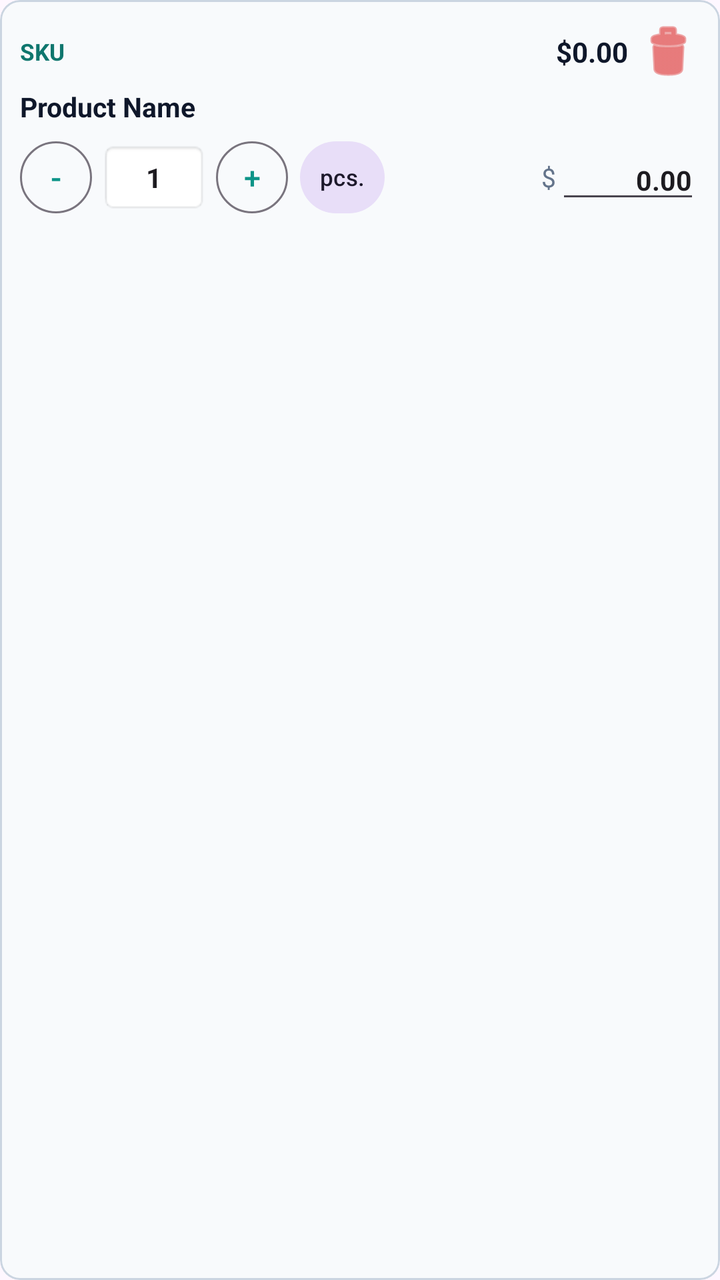
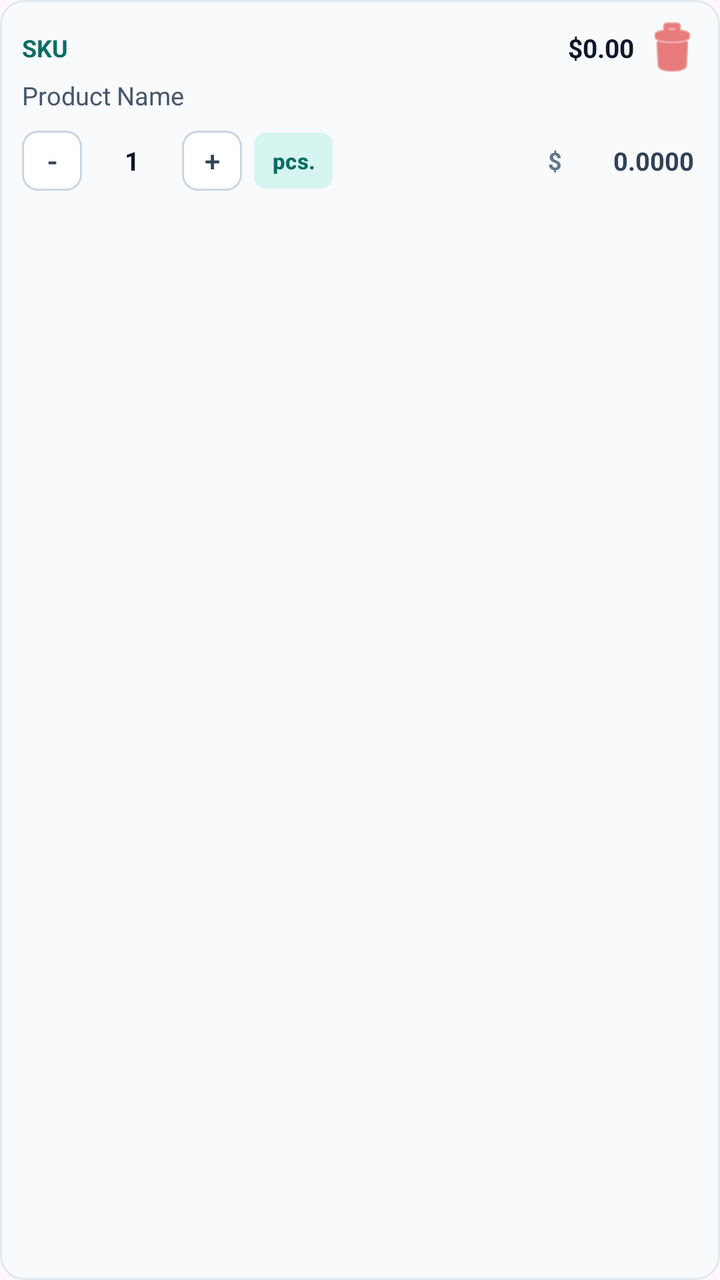

The first picture is an Android layout as it rendered before a commit; the second is the same layout after the commit. The layout source and the unified diff follow.
<!-- AndroidManifest.xml: application theme Theme.InFlowPremium -->
<!-- res/layout/item_order_line.xml -->
<?xml version="1.0" encoding="utf-8"?>
<com.google.android.material.card.MaterialCardView xmlns:android="http://schemas.android.com/apk/res/android"
    xmlns:app="http://schemas.android.com/apk/res-auto"
    android:layout_width="match_parent"
    android:layout_height="wrap_content"
    android:layout_marginBottom="8dp"
    app:cardBackgroundColor="#F8FAFC"
    app:cardCornerRadius="10dp"
    app:strokeColor="@color/border"
    app:strokeWidth="1dp">

    <LinearLayout
        android:layout_width="match_parent"
        android:layout_height="wrap_content"
        android:orientation="vertical"
        android:padding="10dp">

        <LinearLayout
            android:layout_width="match_parent"
            android:layout_height="wrap_content"
            android:gravity="center_vertical"
            android:orientation="horizontal">

            <TextView
                android:id="@+id/tvLineSku"
                android:layout_width="wrap_content"
                android:layout_height="wrap_content"
                android:text="SKU"
                android:textColor="@color/primary_dark"
                android:textSize="11.5sp"
                android:textStyle="bold" />

            <View
                android:layout_width="0dp"
                android:layout_height="1dp"
                android:layout_weight="1" />

            <TextView
                android:id="@+id/tvLineSubtotal"
                android:layout_width="wrap_content"
                android:layout_height="wrap_content"
                android:text="$0.00"
                android:textColor="@color/black"
                android:textSize="14sp"
                android:textStyle="bold" />

            <ImageButton
                android:id="@+id/btnDeleteLine"
                android:layout_width="32dp"
                android:layout_height="32dp"
                android:layout_marginStart="4dp"
                android:background="?attr/selectableItemBackgroundBorderless"
                android:contentDescription="Remove item"
                android:src="@android:drawable/ic_menu_delete"
                app:tint="@color/cancel_red" />
        </LinearLayout>

        <TextView
            android:id="@+id/tvLineName"
            android:layout_width="match_parent"
            android:layout_height="wrap_content"
            android:layout_marginTop="2dp"
            android:text="Product Name"
            android:textColor="@color/black"
            android:textSize="13.5sp"
            android:textStyle="bold" />

        <LinearLayout
            android:layout_width="match_parent"
            android:layout_height="wrap_content"
            android:layout_marginTop="8dp"
            android:gravity="center_vertical"
            android:orientation="horizontal">

            <com.google.android.material.button.MaterialButton
                android:id="@+id/btnQtyMinus"
                style="@style/Widget.Material3.Button.OutlinedButton"
                android:layout_width="36dp"
                android:layout_height="36dp"
                android:insetTop="0dp"
                android:insetBottom="0dp"
                android:minWidth="0dp"
                android:padding="0dp"
                android:text="-"
                android:textSize="16sp" />

            <EditText
                android:id="@+id/etLineQty"
                android:layout_width="54dp"
                android:layout_height="36dp"
                android:layout_marginHorizontal="4dp"
                android:background="@android:drawable/editbox_background_normal"
                android:gravity="center"
                android:inputType="numberDecimal"
                android:padding="2dp"
                android:text="1"
                android:textSize="13.5sp"
                android:textStyle="bold" />

            <com.google.android.material.button.MaterialButton
                android:id="@+id/btnQtyPlus"
                style="@style/Widget.Material3.Button.OutlinedButton"
                android:layout_width="36dp"
                android:layout_height="36dp"
                android:insetTop="0dp"
                android:insetBottom="0dp"
                android:minWidth="0dp"
                android:padding="0dp"
                android:text="+"
                android:textSize="15sp" />

            <com.google.android.material.button.MaterialButton
                android:id="@+id/btnLineUom"
                style="@style/Widget.Material3.Button.TonalButton"
                android:layout_width="wrap_content"
                android:layout_height="36dp"
                android:layout_marginStart="6dp"
                android:insetTop="0dp"
                android:insetBottom="0dp"
                android:minWidth="0dp"
                android:paddingHorizontal="10dp"
                android:text="pcs."
                android:textSize="11.5sp" />

            <View
                android:layout_width="0dp"
                android:layout_height="1dp"
                android:layout_weight="1" />

            <TextView
                android:layout_width="wrap_content"
                android:layout_height="wrap_content"
                android:text="$"
                android:textColor="@color/gray"
                android:textSize="13sp" />

            <EditText
                android:id="@+id/etLinePrice"
                android:layout_width="72dp"
                android:layout_height="36dp"
                android:gravity="end|center_vertical"
                android:inputType="numberDecimal"
                android:paddingHorizontal="4dp"
                android:text="0.00"
                android:textSize="13.5sp"
                android:textStyle="bold" />
        </LinearLayout>

    </LinearLayout>
</com.google.android.material.card.MaterialCardView>
<!-- resources referenced by this layout -->
<resources>
  <color name="black">#0F172A</color>
  <color name="border">#CBD5E1</color>
  <color name="cancel_red">#DC2626</color>
  <color name="gray">#64748B</color>
  <color name="primary_dark">#0F766E</color>
  <style name="Theme.InFlowPremium" parent="Theme.Material3.Light.NoActionBar">
          <item name="colorPrimary">@color/primary</item>
          <item name="colorPrimaryDark">@color/primary_dark</item>
          <item name="colorSecondary">@color/accent</item>
          <item name="android:statusBarColor">@android:color/transparent</item>
          <item name="android:windowLightStatusBar" tools:targetApi="m">true</item>
          <item name="android:navigationBarColor">@android:color/transparent</item>
          <item name="android:windowLightNavigationBar" tools:targetApi="o_mr1">true</item>
          <item name="android:enforceNavigationBarContrast" tools:targetApi="q">false</item>
          <item name="android:enforceStatusBarContrast" tools:targetApi="q">false</item>
      </style>
  <color name="primary">#0D9488</color>
  <color name="accent">#10B981</color>
</resources>

<!-- the commit's change to res/layout/item_order_line.xml (unified diff, before → after) -->
@@ -5,15 +5,15 @@
     android:layout_height="wrap_content"
     android:layout_marginBottom="8dp"
     app:cardBackgroundColor="#F8FAFC"
-    app:cardCornerRadius="10dp"
-    app:strokeColor="@color/border"
+    app:cardCornerRadius="12dp"
+    app:strokeColor="#E2E8F0"
     app:strokeWidth="1dp">
 
     <LinearLayout
         android:layout_width="match_parent"
         android:layout_height="wrap_content"
         android:orientation="vertical"
-        android:padding="10dp">
+        android:padding="11dp">
 
         <LinearLayout
             android:layout_width="match_parent"
@@ -23,32 +23,28 @@
 
             <TextView
                 android:id="@+id/tvLineSku"
-                android:layout_width="wrap_content"
+                android:layout_width="0dp"
                 android:layout_height="wrap_content"
+                android:layout_weight="1"
                 android:text="SKU"
-                android:textColor="@color/primary_dark"
-                android:textSize="11.5sp"
+                android:textColor="#0A6C62"
+                android:textSize="12sp"
                 android:textStyle="bold" />
-
-            <View
-                android:layout_width="0dp"
-                android:layout_height="1dp"
-                android:layout_weight="1" />
 
             <TextView
                 android:id="@+id/tvLineSubtotal"
                 android:layout_width="wrap_content"
                 android:layout_height="wrap_content"
                 android:text="$0.00"
-                android:textColor="@color/black"
-                android:textSize="14sp"
+                android:textColor="#0F172A"
+                android:textSize="13sp"
                 android:textStyle="bold" />
 
             <ImageButton
                 android:id="@+id/btnDeleteLine"
-                android:layout_width="32dp"
-                android:layout_height="32dp"
-                android:layout_marginStart="4dp"
+                android:layout_width="26dp"
+                android:layout_height="26dp"
+                android:layout_marginStart="6dp"
                 android:background="?attr/selectableItemBackgroundBorderless"
                 android:contentDescription="Remove item"
                 android:src="@android:drawable/ic_menu_delete"
@@ -61,66 +57,77 @@
             android:layout_height="wrap_content"
             android:layout_marginTop="2dp"
             android:text="Product Name"
-            android:textColor="@color/black"
-            android:textSize="13.5sp"
-            android:textStyle="bold" />
+            android:textColor="#475569"
+            android:textSize="12.5sp" />
 
         <LinearLayout
             android:layout_width="match_parent"
             android:layout_height="wrap_content"
-            android:layout_marginTop="8dp"
+            android:layout_marginTop="9dp"
             android:gravity="center_vertical"
             android:orientation="horizontal">
 
             <com.google.android.material.button.MaterialButton
                 android:id="@+id/btnQtyMinus"
                 style="@style/Widget.Material3.Button.OutlinedButton"
-                android:layout_width="36dp"
-                android:layout_height="36dp"
+                android:layout_width="30dp"
+                android:layout_height="30dp"
+                android:backgroundTint="@color/white"
                 android:insetTop="0dp"
                 android:insetBottom="0dp"
                 android:minWidth="0dp"
                 android:padding="0dp"
                 android:text="-"
-                android:textSize="16sp" />
+                android:textColor="#334155"
+                android:textSize="15sp"
+                app:cornerRadius="8dp"
+                app:strokeColor="#CBD5E1" />
 
             <EditText
                 android:id="@+id/etLineQty"
-                android:layout_width="54dp"
-                android:layout_height="36dp"
-                android:layout_marginHorizontal="4dp"
-                android:background="@android:drawable/editbox_background_normal"
+                android:layout_width="46dp"
+                android:layout_height="30dp"
+                android:layout_marginHorizontal="2dp"
+                android:background="@android:color/transparent"
                 android:gravity="center"
                 android:inputType="numberDecimal"
-                android:padding="2dp"
+                android:padding="0dp"
                 android:text="1"
-                android:textSize="13.5sp"
+                android:textColor="#0F172A"
+                android:textSize="13sp"
                 android:textStyle="bold" />
 
             <com.google.android.material.button.MaterialButton
                 android:id="@+id/btnQtyPlus"
                 style="@style/Widget.Material3.Button.OutlinedButton"
-                android:layout_width="36dp"
-                android:layout_height="36dp"
+                android:layout_width="30dp"
+                android:layout_height="30dp"
+                android:backgroundTint="@color/white"
                 android:insetTop="0dp"
                 android:insetBottom="0dp"
                 android:minWidth="0dp"
                 android:padding="0dp"
                 android:text="+"
-                android:textSize="15sp" />
+                android:textColor="#334155"
+                android:textSize="14sp"
+                app:cornerRadius="8dp"
+                app:strokeColor="#CBD5E1" />
 
             <com.google.android.material.button.MaterialButton
                 android:id="@+id/btnLineUom"
-                style="@style/Widget.Material3.Button.TonalButton"
                 android:layout_width="wrap_content"
-                android:layout_height="36dp"
+                android:layout_height="28dp"
                 android:layout_marginStart="6dp"
+                android:backgroundTint="#D6F5F0"
                 android:insetTop="0dp"
                 android:insetBottom="0dp"
                 android:minWidth="0dp"
-                android:paddingHorizontal="10dp"
+                android:paddingHorizontal="9dp"
                 android:text="pcs."
-                android:textSize="11.5sp" />
+                android:textColor="#0A6C62"
+                android:textSize="11sp"
+                android:textStyle="bold"
+                app:cornerRadius="6dp" />
 
             <View
                 android:layout_width="0dp"
@@ -131,18 +138,21 @@
                 android:layout_width="wrap_content"
                 android:layout_height="wrap_content"
                 android:text="$"
-                android:textColor="@color/gray"
-                android:textSize="13sp" />
+                android:textColor="#64748B"
+                android:textSize="12sp"
+                android:textStyle="bold" />
 
             <EditText
                 android:id="@+id/etLinePrice"
-                android:layout_width="72dp"
-                android:layout_height="36dp"
+                android:layout_width="68dp"
+                android:layout_height="30dp"
+                android:background="@android:color/transparent"
                 android:gravity="end|center_vertical"
                 android:inputType="numberDecimal"
-                android:paddingHorizontal="4dp"
-                android:text="0.00"
-                android:textSize="13.5sp"
+                android:paddingHorizontal="2dp"
+                android:text="0.0000"
+                android:textColor="#334155"
+                android:textSize="12.5sp"
                 android:textStyle="bold" />
         </LinearLayout>
 
<!-- resource entries referenced after the edit -->
@@ -1,9 +1,7 @@
 <!-- resources referenced by this layout -->
 <resources>
-  <color name="black">#0F172A</color>
-  <color name="border">#CBD5E1</color>
   <color name="cancel_red">#DC2626</color>
-  <color name="gray">#64748B</color>
+  <color name="white">#FFFFFF</color>
   <color name="primary_dark">#0F766E</color>
   <style name="Theme.InFlowPremium" parent="Theme.Material3.Light.NoActionBar">
           <item name="colorPrimary">@color/primary</item>
